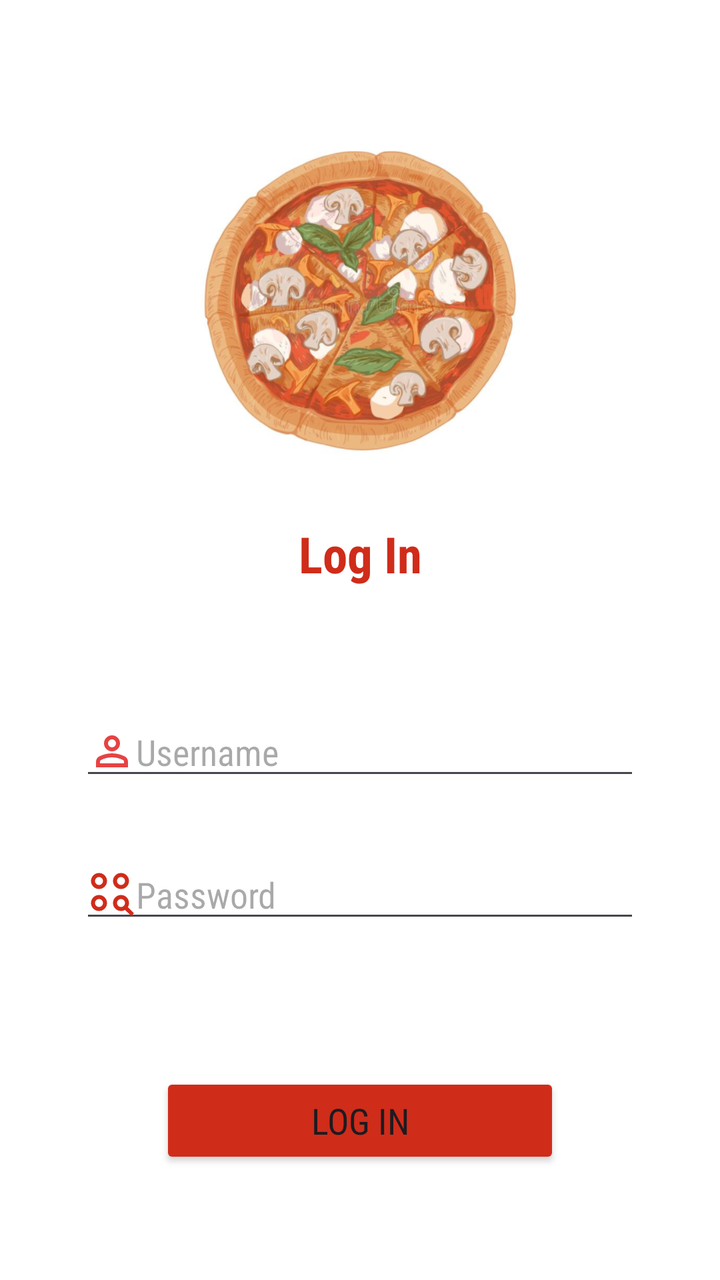
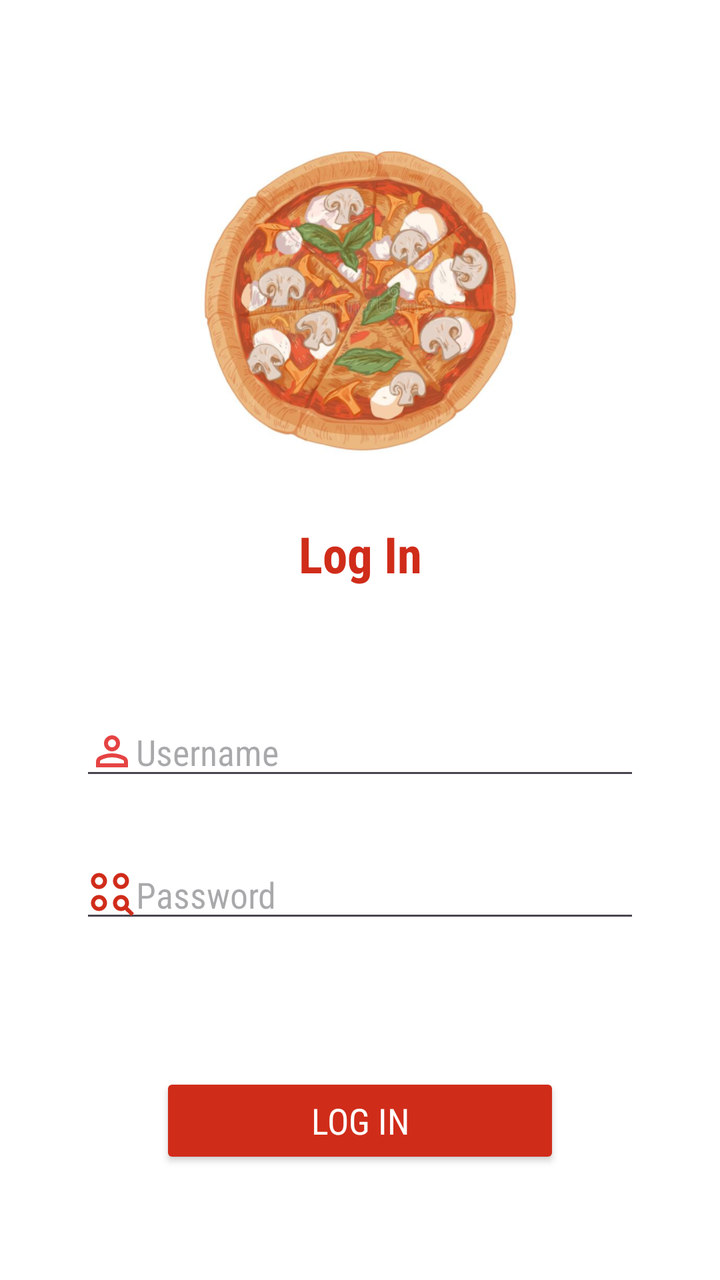

Before-and-after screenshots of an Android layout around one commit, followed by the original layout XML and the change that was made.
<!-- AndroidManifest.xml: application theme Theme.PizzaApp3373 -->
<!-- res/layout/activity_login.xml -->
<?xml version="1.0" encoding="utf-8"?>
<RelativeLayout xmlns:android="http://schemas.android.com/apk/res/android"
    xmlns:app="http://schemas.android.com/apk/res-auto"
    xmlns:tools="http://schemas.android.com/tools"
    android:id="@+id/main"
    android:layout_width="match_parent"
    android:layout_height="match_parent"
    tools:context=".LoginActivity"
    android:background="@color/white">

    <ImageView
        android:id="@+id/imageView2"
        android:layout_width="match_parent"
        android:layout_height="200dp"
        android:layout_marginTop="50dp"
        app:srcCompat="@drawable/logo_pizza" />

    <TextView
        android:id="@+id/textVie4"
        android:layout_width="match_parent"
        android:layout_height="wrap_content"
        android:layout_below="@+id/imageView2"
        android:layout_marginTop="10dp"
        android:fontFamily="sans-serif-condensed"
        android:text="Log In"
        android:textAlignment="center"
        android:textColor="@color/red"
        android:textSize="25dp"
        android:textStyle="bold" />

    <EditText
        android:id="@+id/editTextUsername"
        android:layout_width="match_parent"
        android:layout_height="wrap_content"
        android:layout_below="@+id/textVie4"
        android:layout_marginTop="60dp"
        android:ems="10"
        android:inputType="text"
        android:hint="Username"
        android:fontFamily="sans-serif-condensed"
        android:layout_marginStart="40dp"
        android:layout_marginEnd="40dp"
        android:drawableLeft="@drawable/outline_person_24"/>

    <EditText
        android:id="@+id/editTextTextPassword"
        android:layout_width="match_parent"
        android:layout_height="wrap_content"
        android:layout_below="@+id/editTextUsername"
        android:layout_marginTop="30dp"
        android:layout_marginStart="40dp"
        android:layout_marginEnd="40dp"
        android:ems="10"
        android:inputType="textPassword"
        android:hint="Password"
        android:fontFamily="sans-serif-condensed"
        android:drawableLeft="@drawable/outline_action_key_24"/>

    <Button
        android:id="@+id/buttonLogin"
        android:layout_width="match_parent"
        android:layout_height="wrap_content"
        android:layout_marginStart="80dp"
        android:layout_marginEnd="80dp"
        android:layout_below="@+id/editTextTextPassword"
        android:layout_marginTop="70dp"
        android:backgroundTint="@color/red"
        android:fontFamily="sans-serif-condensed"
        android:text="Log in"
        android:textSize="18dp" />


</RelativeLayout>
<!-- resources referenced by this layout -->
<resources>
  <color name="red">#D02C1A</color>
  <color name="white">#FFFFFFFF</color>
  <!-- drawable logo_pizza: png bitmap (drawable, 214813 bytes) -->
  <!-- drawable outline_action_key_24 (drawable) -->
  <vector xmlns:android="http://schemas.android.com/apk/res/android" android:height="24dp" android:tint="#D02C1A" android:viewportHeight="960" android:viewportWidth="960" android:width="24dp">
        
      <path android:fillColor="@android:color/white" android:pathData="M864,920L741,798Q723,809 702.5,814.5Q682,820 660,820Q594,820 547,773Q500,726 500,660Q500,594 547,547Q594,500 660,500Q726,500 773,547Q820,594 820,660Q820,683 814,703.5Q808,724 797,742L920,864L864,920ZM220,820Q154,820 107,773Q60,726 60,660Q60,594 107,547Q154,500 220,500Q286,500 333,547Q380,594 380,660Q380,726 333,773Q286,820 220,820ZM220,740Q253,740 276.5,716.5Q300,693 300,660Q300,627 276.5,603.5Q253,580 220,580Q187,580 163.5,603.5Q140,627 140,660Q140,693 163.5,716.5Q187,740 220,740ZM660,740Q693,740 716.5,716.5Q740,693 740,660Q740,627 716.5,603.5Q693,580 660,580Q627,580 603.5,603.5Q580,627 580,660Q580,693 603.5,716.5Q627,740 660,740ZM220,380Q154,380 107,333Q60,286 60,220Q60,154 107,107Q154,60 220,60Q286,60 333,107Q380,154 380,220Q380,286 333,333Q286,380 220,380ZM660,380Q594,380 547,333Q500,286 500,220Q500,154 547,107Q594,60 660,60Q726,60 773,107Q820,154 820,220Q820,286 773,333Q726,380 660,380ZM220,300Q253,300 276.5,276.5Q300,253 300,220Q300,187 276.5,163.5Q253,140 220,140Q187,140 163.5,163.5Q140,187 140,220Q140,253 163.5,276.5Q187,300 220,300ZM660,300Q693,300 716.5,276.5Q740,253 740,220Q740,187 716.5,163.5Q693,140 660,140Q627,140 603.5,163.5Q580,187 580,220Q580,253 603.5,276.5Q627,300 660,300ZM220,660Q220,660 220,660Q220,660 220,660Q220,660 220,660Q220,660 220,660Q220,660 220,660Q220,660 220,660Q220,660 220,660Q220,660 220,660ZM220,220Q220,220 220,220Q220,220 220,220Q220,220 220,220Q220,220 220,220Q220,220 220,220Q220,220 220,220Q220,220 220,220Q220,220 220,220ZM660,220Q660,220 660,220Q660,220 660,220Q660,220 660,220Q660,220 660,220Q660,220 660,220Q660,220 660,220Q660,220 660,220Q660,220 660,220Z"/>
      
  </vector>
  <!-- drawable outline_person_24 (drawable) -->
  <vector xmlns:android="http://schemas.android.com/apk/res/android" android:height="24dp" android:tint="#E64343" android:viewportHeight="960" android:viewportWidth="960" android:width="24dp">
        
      <path android:fillColor="@android:color/white" android:pathData="M480,480Q414,480 367,433Q320,386 320,320Q320,254 367,207Q414,160 480,160Q546,160 593,207Q640,254 640,320Q640,386 593,433Q546,480 480,480ZM160,800L160,688Q160,654 177.5,625.5Q195,597 224,582Q286,551 350,535.5Q414,520 480,520Q546,520 610,535.5Q674,551 736,582Q765,597 782.5,625.5Q800,654 800,688L800,800L160,800ZM240,720L720,720L720,688Q720,677 714.5,668Q709,659 700,654Q646,627 591,613.5Q536,600 480,600Q424,600 369,613.5Q314,627 260,654Q251,659 245.5,668Q240,677 240,688L240,720ZM480,400Q513,400 536.5,376.5Q560,353 560,320Q560,287 536.5,263.5Q513,240 480,240Q447,240 423.5,263.5Q400,287 400,320Q400,353 423.5,376.5Q447,400 480,400ZM480,320Q480,320 480,320Q480,320 480,320Q480,320 480,320Q480,320 480,320Q480,320 480,320Q480,320 480,320Q480,320 480,320Q480,320 480,320ZM480,720L480,720Q480,720 480,720Q480,720 480,720Q480,720 480,720Q480,720 480,720Q480,720 480,720Q480,720 480,720Q480,720 480,720Q480,720 480,720L480,720Z"/>
      
  </vector>
  <style name="Theme.PizzaApp3373" parent="Base.Theme.PizzaApp3373" />
  <style name="Base.Theme.PizzaApp3373" parent="Theme.Material3.DayNight.NoActionBar">
          
          
      </style>
</resources>

<!-- the commit's change to res/layout/activity_login.xml (unified diff, before → after) -->
@@ -2,72 +2,76 @@
 <RelativeLayout xmlns:android="http://schemas.android.com/apk/res/android"
     xmlns:app="http://schemas.android.com/apk/res-auto"
     xmlns:tools="http://schemas.android.com/tools"
-    android:id="@+id/main"
+    android:id="@+id/rootLogin"
     android:layout_width="match_parent"
     android:layout_height="match_parent"
-    tools:context=".LoginActivity"
-    android:background="@color/white">
+    android:background="@color/white"
+    tools:context=".LoginActivity">
 
+    
     <ImageView
-        android:id="@+id/imageView2"
+        android:id="@+id/imageViewLogo"
         android:layout_width="match_parent"
         android:layout_height="200dp"
         android:layout_marginTop="50dp"
-        app:srcCompat="@drawable/logo_pizza" />
+        app:srcCompat="@drawable/logo_pizza"
+        android:contentDescription="Logo" />
 
+    
     <TextView
-        android:id="@+id/textVie4"
+        android:id="@+id/textLogin"
         android:layout_width="match_parent"
         android:layout_height="wrap_content"
-        android:layout_below="@+id/imageView2"
+        android:layout_below="@id/imageViewLogo"
         android:layout_marginTop="10dp"
-        android:fontFamily="sans-serif-condensed"
         android:text="Log In"
         android:textAlignment="center"
         android:textColor="@color/red"
-        android:textSize="25dp"
-        android:textStyle="bold" />
+        android:textSize="25sp"
+        android:textStyle="bold"
+        android:fontFamily="sans-serif-condensed" />
 
+    
     <EditText
         android:id="@+id/editTextUsername"
         android:layout_width="match_parent"
         android:layout_height="wrap_content"
-        android:layout_below="@+id/textVie4"
+        android:layout_below="@id/textLogin"
         android:layout_marginTop="60dp"
-        android:ems="10"
-        android:inputType="text"
-        android:hint="Username"
-        android:fontFamily="sans-serif-condensed"
         android:layout_marginStart="40dp"
         android:layout_marginEnd="40dp"
-        android:drawableLeft="@drawable/outline_person_24"/>
+        android:hint="Username"
+        android:inputType="text"
+        android:fontFamily="sans-serif-condensed"
+        android:drawableLeft="@drawable/outline_person_24" />
 
+    
     <EditText
-        android:id="@+id/editTextTextPassword"
+        android:id="@+id/editTextPassword"
         android:layout_width="match_parent"
         android:layout_height="wrap_content"
-        android:layout_below="@+id/editTextUsername"
+        android:layout_below="@id/editTextUsername"
         android:layout_marginTop="30dp"
         android:layout_marginStart="40dp"
         android:layout_marginEnd="40dp"
-        android:ems="10"
+        android:hint="Password"
         android:inputType="textPassword"
-        android:hint="Password"
         android:fontFamily="sans-serif-condensed"
-        android:drawableLeft="@drawable/outline_action_key_24"/>
+        android:drawableLeft="@drawable/outline_action_key_24" />
 
+    
     <Button
         android:id="@+id/buttonLogin"
         android:layout_width="match_parent"
         android:layout_height="wrap_content"
+        android:layout_below="@id/editTextPassword"
+        android:layout_marginTop="70dp"
         android:layout_marginStart="80dp"
         android:layout_marginEnd="80dp"
-        android:layout_below="@+id/editTextTextPassword"
-        android:layout_marginTop="70dp"
+        android:text="Log in"
+        android:textSize="18sp"
         android:backgroundTint="@color/red"
-        android:fontFamily="sans-serif-condensed"
-        android:text="Log in"
-        android:textSize="18dp" />
-
+        android:textColor="@android:color/white"
+        android:fontFamily="sans-serif-condensed" />
 
 </RelativeLayout>
